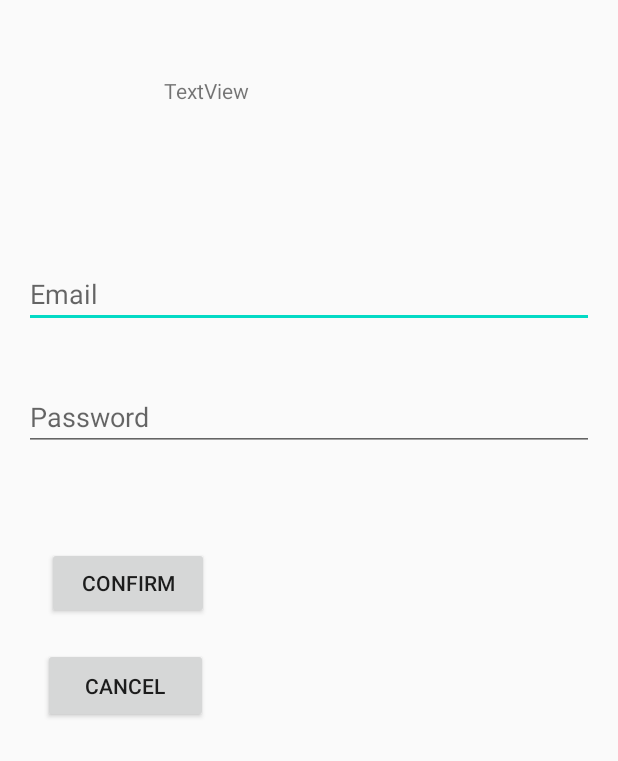
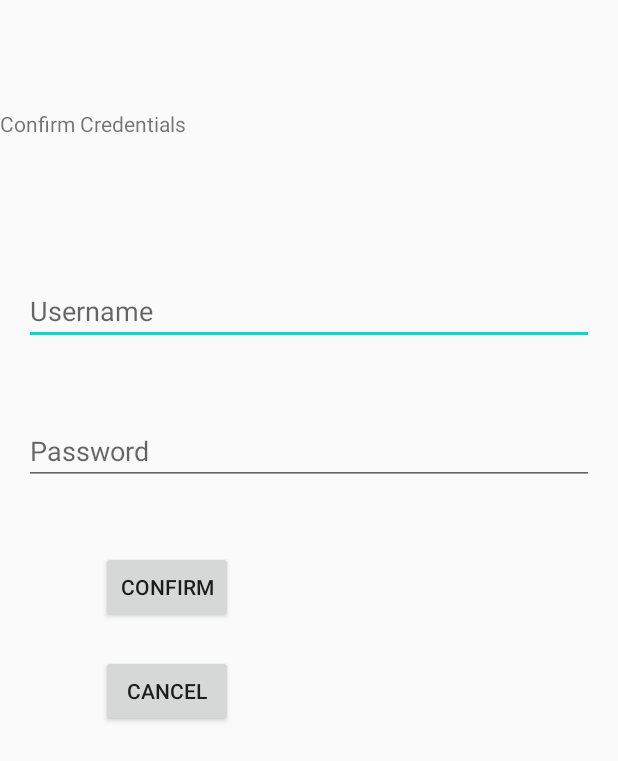
Before and after one commit to rsoberanes/SafeAlwayz, an Android app: the layout activity_delete_confirm.xml on its own in the app's theme, with its tools: preview values and no code run, on a phone screen of 412 x 824 dp. Shown: the top 761 px of the screen. Run offline under Robolectric (Android 15) with nearby library versions, the phone set to English and light mode, and no system bars.

Commit message:
Delete account UI Fixed

```diff
--- a/app/src/main/AndroidManifest.xml
+++ b/app/src/main/AndroidManifest.xml
@@ -9,10 +9,11 @@
         android:roundIcon="@mipmap/ic_launcher_round"
         android:supportsRtl="true"
         android:theme="@style/AppTheme">
+        <activity android:name=".ui.main.DeleteConfirmActivity"></activity>
         <activity
             android:name=".LoggedInActivity"
             android:label="@string/title_activity_logged_in"
-            android:theme="@style/AppTheme.NoActionBar"></activity>
+            android:theme="@style/AppTheme.NoActionBar" />
         <activity android:name=".RegisterActivity" />
         <activity android:name=".MainActivity">
             <intent-filter>
--- a/app/src/main/java/com/studios/primitive/safealwayz/ui/main/AccountFragment.java
+++ b/app/src/main/java/com/studios/primitive/safealwayz/ui/main/AccountFragment.java
@@ -99,7 +99,7 @@ public class AccountFragment extends Fragment {
         delete.setOnClickListener(new View.OnClickListener() {
             @Override
             public void onClick(View v) {
-                Intent in = new Intent(getActivity(), ConfirmDeleteActivity.class);
+                Intent in = new Intent(getActivity(), DeleteConfirmActivity.class);
                 startActivity(in);
             }
         });
--- /dev/null
+++ b/app/src/main/java/com/studios/primitive/safealwayz/ui/main/DeleteConfirmActivity.java
@@ -0,0 +1,19 @@
+package com.studios.primitive.safealwayz.ui.main;
+
+import androidx.appcompat.app.AppCompatActivity;
+
+import android.os.Bundle;
+import android.widget.Button;
+
+import com.studios.primitive.safealwayz.R;
+
+public class DeleteConfirmActivity extends AppCompatActivity {
+
+    @Override
+    protected void onCreate(Bundle savedInstanceState) {
+        super.onCreate(savedInstanceState);
+        setContentView(R.layout.activity_delete_confirm);
+
+
+    }
+}
--- a/app/src/main/res/layout/activity_confirm_delete.xml
+++ b/app/src/main/res/layout/activity_delete_confirm.xml
@@ -1,77 +1,76 @@
 <?xml version="1.0" encoding="utf-8"?>
-<androidx.constraintlayout.widget.ConstraintLayout
-    xmlns:android="http://schemas.android.com/apk/res/android"
+<androidx.constraintlayout.widget.ConstraintLayout xmlns:android="http://schemas.android.com/apk/res/android"
     xmlns:app="http://schemas.android.com/apk/res-auto"
     xmlns:tools="http://schemas.android.com/tools"
     android:layout_width="match_parent"
-    android:layout_height="match_parent">
+    android:layout_height="match_parent"
+    tools:context=".ui.main.DeleteConfirmActivity">
 
     <EditText
-        android:id="@+id/email_confirm"
+        android:id="@+id/confirm_username"
         android:layout_width="0dp"
         android:layout_height="wrap_content"
         android:layout_marginStart="16dp"
         android:layout_marginEnd="16dp"
         android:ems="10"
-        android:hint="@string/Email"
+        android:hint="Username"
         android:inputType="textPersonName"
-        app:layout_constraintBottom_toBottomOf="parent"
-        app:layout_constraintEnd_toEndOf="parent"
-        app:layout_constraintHorizontal_bias="0.0"
-        app:layout_constraintStart_toStartOf="parent"
-        app:layout_constraintTop_toTopOf="parent"
-        app:layout_constraintVertical_bias="0.223" />
-
-    <EditText
-        android:id="@+id/password_confrim"
-        android:layout_width="0dp"
-        android:layout_height="wrap_content"
-        android:layout_marginStart="16dp"
-        android:layout_marginTop="16dp"
-        android:layout_marginEnd="16dp"
-        android:ems="10"
-        android:hint="@string/Password"
-        android:inputType="textPassword"
         app:layout_constraintBottom_toBottomOf="parent"
         app:layout_constraintEnd_toEndOf="parent"
         app:layout_constraintHorizontal_bias="0.497"
         app:layout_constraintStart_toStartOf="parent"
-        app:layout_constraintTop_toBottomOf="@+id/email_confirm"
-        app:layout_constraintVertical_bias="0.038" />
+        app:layout_constraintTop_toTopOf="parent"
+        app:layout_constraintVertical_bias="0.237" />
+
+    <EditText
+        android:id="@+id/delete_password"
+        android:layout_width="0dp"
+        android:layout_height="wrap_content"
+        android:layout_marginStart="16dp"
+        android:layout_marginTop="48dp"
+        android:layout_marginEnd="16dp"
+        android:ems="10"
+        android:hint="Password"
+        android:inputType="textPassword"
+        app:layout_constraintBottom_toBottomOf="parent"
+        app:layout_constraintEnd_toEndOf="parent"
+        app:layout_constraintHorizontal_bias="1.0"
+        app:layout_constraintStart_toStartOf="parent"
+        app:layout_constraintTop_toBottomOf="@+id/confirm_username"
+        app:layout_constraintVertical_bias="0.0" />
 
     <Button
         android:id="@+id/confirm_delete"
-        android:layout_width="108dp"
-        android:layout_height="48dp"
-        android:layout_marginTop="64dp"
-        android:text="@string/Confirm"
+        android:layout_width="wrap_content"
+        android:layout_height="wrap_content"
+        android:layout_marginTop="44dp"
+        android:text="Confirm"
+        app:layout_constraintEnd_toEndOf="parent"
+        app:layout_constraintHorizontal_bias="0.207"
+        app:layout_constraintStart_toStartOf="parent"
+        app:layout_constraintTop_toBottomOf="@+id/delete_password" />
+
+    <Button
+        android:id="@+id/button3"
+        android:layout_width="wrap_content"
+        android:layout_height="wrap_content"
+        android:layout_marginTop="20dp"
+        android:text="Cancel"
         app:layout_constraintBottom_toBottomOf="parent"
         app:layout_constraintEnd_toEndOf="parent"
-        app:layout_constraintHorizontal_bias="0.102"
-        app:layout_constraintStart_toStartOf="parent"
-        app:layout_constraintTop_toBottomOf="@+id/password_confrim"
-        app:layout_constraintVertical_bias="0.0" />
-
-    <Button
-        android:id="@+id/cancel_delete"
-        android:layout_width="110dp"
-        android:layout_height="50dp"
-        android:text="@string/Cancel"
-        app:layout_constraintBottom_toBottomOf="parent"
-        app:layout_constraintEnd_toEndOf="parent"
-        app:layout_constraintHorizontal_bias="0.095"
+        app:layout_constraintHorizontal_bias="0.207"
         app:layout_constraintStart_toStartOf="parent"
         app:layout_constraintTop_toBottomOf="@+id/confirm_delete"
-        app:layout_constraintVertical_bias="0.054" />
+        app:layout_constraintVertical_bias="0.003" />
 
     <TextView
         android:id="@+id/textView"
-        android:layout_width="194dp"
-        android:layout_height="72dp"
+        android:layout_width="147dp"
+        android:layout_height="39dp"
         android:text="TextView"
-        app:layout_constraintBottom_toTopOf="@+id/email_confirm"
-        app:layout_constraintEnd_toEndOf="parent"
+        app:layout_constraintBottom_toTopOf="@+id/confirm_username"
         app:layout_constraintStart_toStartOf="parent"
-        app:layout_constraintTop_toTopOf="parent" />
+        app:layout_constraintTop_toTopOf="parent"
+        tools:text="Confirm Credentials" />
 
 </androidx.constraintlayout.widget.ConstraintLayout>
--- a/app/src/main/res/layout/fragment_account.xml
+++ b/app/src/main/res/layout/fragment_account.xml
@@ -23,11 +23,10 @@
                 android:id="@+id/user_id"
                 android:layout_width="wrap_content"
                 android:layout_height="wrap_content"
+                android:layout_alignParentStart="true"
                 android:layout_alignParentTop="true"
-                android:layout_alignParentStart="true"
+                android:layout_marginStart="40dp"
                 android:layout_marginTop="183dp"
-                android:layout_marginStart="40dp"
-                android:layout_marginBottom="32dp"
                 android:text="TextView" />
 
             <TextView
```
Also changed, not shown: app/src/main/java/com/studios/primitive/safealwayz/ui/main/ConfirmDeleteActivity.java (deleted, +0 -55 lines).
